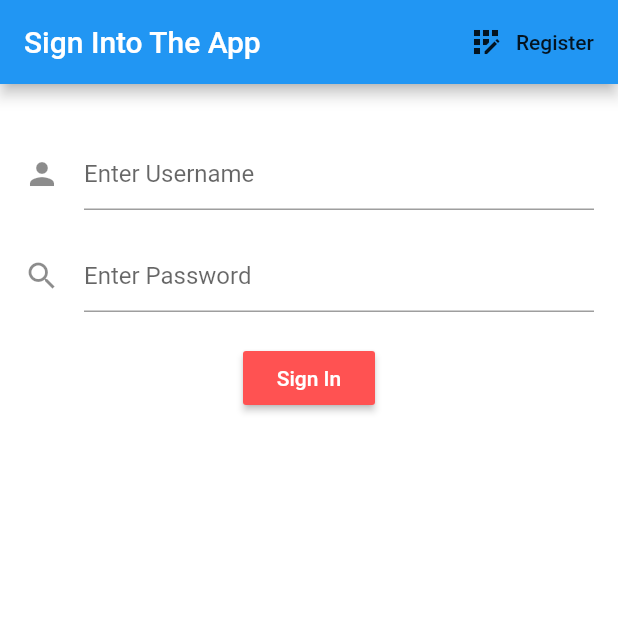
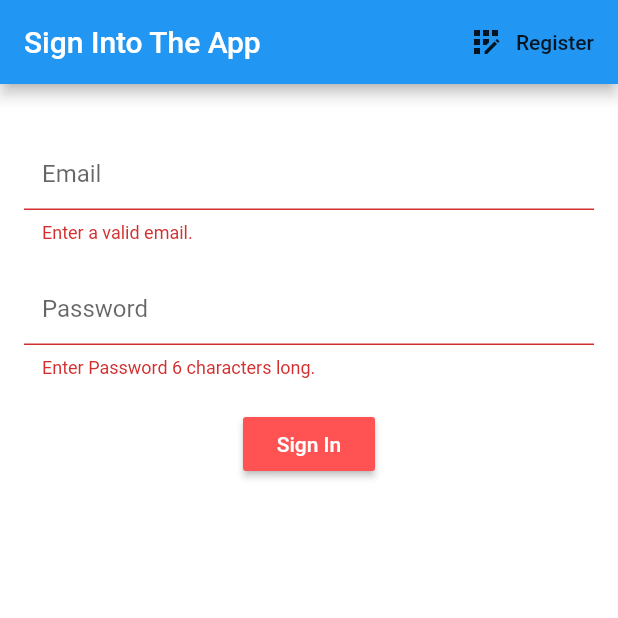
Before and after one commit to matthewlukebyrne/flutterFirebaseAPIProject, a Flutter app: the screen it shows after launch, after a tap on "Sign In", on a phone screen of 412 x 824 dp, the top half of it. Run offline on Flutter 3.47's test engine with Material 2 defaults, Android fonts, the light colour scheme and no system bars; our stand-ins replace cloud_firestore, firebase_auth, firebase_core, flutter_spinkit; accounts and stored records are empty.

Commit message:
firestore collection, register, sign in methods

```diff
--- a/lib/main.dart
+++ b/lib/main.dart
@@ -1,5 +1,5 @@
 import 'package:flutter/material.dart';
-import 'package:flutterfinaldevproject_x17138744/screens/auth-logic/firebase-auth.dart';
+import 'package:flutterfinaldevproject_x17138744/screens/services/firebase-auth.dart';
 import 'package:flutterfinaldevproject_x17138744/screens/models/user.dart';
 import 'package:flutterfinaldevproject_x17138744/screens/wrapper.dart';
 import 'package:firebase_core/firebase_core.dart';
@@ -20,6 +20,7 @@ class MyApp extends StatelessWidget {
       value: AuthService().userStream,
       child: MaterialApp(
         home: Wrapper(),
+        debugShowCheckedModeBanner: false,
       ),
     );
   }
--- a/lib/screens/autharea/auth-toggle.dart
+++ b/lib/screens/autharea/authenticate.dart
@@ -1,5 +1,6 @@
 import 'package:flutter/material.dart';
-import 'package:flutterfinaldevproject_x17138744/screens/autharea/signin-screen.dart';
+import 'package:flutterfinaldevproject_x17138744/screens/autharea/register.dart';
+import 'package:flutterfinaldevproject_x17138744/screens/autharea/signin.dart';
 
 class AuthUser extends StatefulWidget {
   @override
@@ -7,11 +8,22 @@ class AuthUser extends StatefulWidget {
 }
 
 class _AuthUserState extends State<AuthUser> {
+  bool showSignIn = true;
+
+  // pass down this function to toggle
+  void toggleView() {
+    setState(() {
+      showSignIn = !showSignIn; // get the reverse of what it currently is
+    });
+  }
+
   @override
   Widget build(BuildContext context) {
-    return Container(
-      child: SignInUser(),
-    );
+    if (showSignIn) {
+      return SignInUser(toggleView: toggleView);
+    } else {
+      return Register(toggleView: toggleView);
+    }
   }
 }
 
--- a/lib/screens/autharea/signin-screen.dart
+++ /dev/null
@@ -1,87 +0,0 @@
-import 'package:flutter/material.dart';
-import 'package:flutterfinaldevproject_x17138744/screens/auth-logic/firebase-auth.dart';
-
-class SignInUser extends StatefulWidget {
-  @override
-  _SignInUserState createState() => _SignInUserState();
-}
-
-class _SignInUserState extends State<SignInUser> {
-  // get a instance for the sign in from the auth.dart
-  final AuthService _auth = AuthService();
-
-  // text field state to keep track of the values to interact with Firebase
-  String email = '';
-  String password = '';
-
-  @override
-  Widget build(BuildContext context) {
-    return Scaffold(
-      backgroundColor: Colors.white,
-      appBar: AppBar(
-        title: Text('Sign Into The App'),
-        actions: <Widget>[
-          FlatButton.icon(
-            icon: Icon(Icons.app_registration),
-            label: Text('Register'),
-            onPressed: () {},
-          )
-        ],
-      ),
-      body: Container(
-        child: Padding(
-          padding: const EdgeInsets.all(16.0),
-          child: Form(
-            child: Column(
-              children: <Widget>[
-                SizedBox(height: 20.0),
-                TextFormField(
-                  decoration: InputDecoration(
-                      icon: Icon(Icons.person), hintText: 'Enter Username'),
-                  onChanged: (val) {
-                    setState(() {
-                      email = val;
-                    });
-                  },
-                ),
-                SizedBox(height: 20.0),
-                TextFormField(
-                  decoration: InputDecoration(
-                      icon: Icon(Icons.search), hintText: 'Enter Password'),
-                  onChanged: (val) {
-                    setState(() {
-                      password = val;
-                    });
-                  },
-                  obscureText: true, // hide password field
-                ),
-                SizedBox(height: 20.0),
-                RaisedButton(
-                  color: Colors.redAccent,
-                  child: Text(
-                    'Sign In',
-                    style: TextStyle(color: Colors.white),
-                  ),
-                  onPressed: () {
-                    print(email);
-                    print(password);
-                  },
-                )
-              ],
-            ),
-          ),
-        ),
-      ),
-    );
-  }
-}
-
-// ****************Notes*************************
-
-// the onPressed propety here is important. we get a instance of the AuthService Class and then inside onPressed we AWAIT the signInAnon() function that either returns a user or returns us null
-
-// result returns a object (UID, displayName, email) along with other properties from Firebase. This is now updated to our our very own UserDeets class which returns a UID. We can include more in this if we wanted to.
-
-// ****************Notes*************************
-
-// The SignIn Area widget information is here. More deets to be added.
--- /dev/null
+++ b/lib/screens/autharea/signin.dart
@@ -0,0 +1,131 @@
+import 'package:flutter/material.dart';
+import 'package:flutterfinaldevproject_x17138744/screens/services/firebase-auth.dart';
+import 'package:flutterfinaldevproject_x17138744/shared/constants.dart';
+import 'package:flutterfinaldevproject_x17138744/shared/loading.dart';
+
+class SignInUser extends StatefulWidget {
+  // Create a function to accept the toggle functionality
+  // Accept the named parameter to then be used here
+  final Function toggleView;
+  SignInUser({this.toggleView});
+
+  @override
+  _SignInUserState createState() => _SignInUserState();
+}
+
+class _SignInUserState extends State<SignInUser> {
+  // get a instance for the sign in from the auth.dart
+  final AuthService _auth = AuthService();
+
+  // using flutter built in validation features with a form key
+  final _formKey = GlobalKey<FormState>();
+
+  // spinner widget state
+  bool loading = false;
+
+  // text local state to keep track of the values to interact with Firebase
+  String email = '';
+  String password = '';
+  String error = '';
+
+  @override
+  Widget build(BuildContext context) {
+    return loading
+        ? LoadingSpinner() // if true load spinner
+        : Scaffold(
+            // else show the rest
+            backgroundColor: Colors.white,
+            appBar: AppBar(
+              title: Text('Sign Into The App'),
+              actions: <Widget>[
+                FlatButton.icon(
+                  icon: Icon(Icons.app_registration),
+                  label: Text('Register'),
+                  onPressed: () {
+                    widget.toggleView(); // refer to the widget
+                  },
+                )
+              ],
+            ),
+            body: Container(
+              child: Padding(
+                padding: const EdgeInsets.all(16.0),
+                child: Form(
+                  key: _formKey, // associating a global key with our form
+                  // create a form widget for validation
+                  child: Column(
+                    children: <Widget>[
+                      SizedBox(height: 20.0),
+                      TextFormField(
+                        decoration: textInputDecoration.copyWith(
+                            hintText: 'Email'), // constant.dart
+                        validator: (val) =>
+                            val.isEmpty ? 'Enter a valid email.' : null,
+                        onChanged: (val) {
+                          setState(() {
+                            email =
+                                val; // value that represents what is in form field
+                          });
+                        },
+                      ),
+                      SizedBox(height: 20.0),
+                      TextFormField(
+                        decoration: textInputDecoration.copyWith(
+                            hintText: 'Password'), // constant.dart
+                        validator: (val) => val.length < 6
+                            ? 'Enter Password 6 characters long.'
+                            : null,
+                        onChanged: (val) {
+                          setState(() {
+                            password =
+                                val; // value that represents what is in form field
+                          });
+                        },
+                        obscureText: true, // hide password field (handy)
+                      ),
+                      SizedBox(height: 20.0),
+                      RaisedButton(
+                        color: Colors.redAccent,
+                        child: Text(
+                          'Sign In',
+                          style: TextStyle(color: Colors.white),
+                        ),
+                        onPressed: () async {
+                          if (_formKey.currentState.validate()) {
+                            setState(() => loading = true); // widget spinner
+                            dynamic result = await _auth
+                                .loginWithEmailandPassword(email, password);
+                            if (result == null) {
+                              setState(() {
+                                error =
+                                    'Could not Sign In With These Credentials';
+                                loading = false; // widget spinner
+                              });
+                            }
+                          }
+                        },
+                      ),
+                      SizedBox(height: 12.0),
+                      // Error Credentials errors for Firebase
+                      Text(
+                        error,
+                        style: TextStyle(color: Colors.red, fontSize: 14.0),
+                      )
+                    ],
+                  ),
+                ),
+              ),
+            ),
+          );
+  }
+}
+
+// ****************Notes*************************
+
+// the onPressed propety here is important. we get a instance of the AuthService Class and then inside onPressed we AWAIT the signInAnon() function that either returns a user or returns us null
+
+// result returns a object (UID, displayName, email) along with other properties from Firebase. This is now updated to our our very own UserDeets class which returns a UID. We can include more in this if we wanted to.
+
+// ****************Notes*************************
+
+// The SignIn Area widget information is here. More deets to be added.
--- /dev/null
+++ b/lib/screens/mySvgs/my_svg.dart
@@ -0,0 +1,4 @@
+import 'package:flutter/material.dart';
+
+// Collection of background SVG for use in Flutter
+const login_Screen = 'assets/home_screen.svg';
--- a/lib/screens/auth-logic/firebase-auth.dart
+++ b/lib/screens/services/firebase-auth.dart
@@ -9,10 +9,7 @@ class AuthService {
   }
 
   Stream<UserDeets> get userStream {
-    return _auth
-        .authStateChanges()
-        //.map((User user) => _userFromFirebaseUser(user));
-        .map(_userFromFirebaseUser);
+    return _auth.authStateChanges().map(_userFromFirebaseUser);
   }
 
   // sign in user anonmously with Firebase
@@ -27,7 +24,34 @@ class AuthService {
     }
   }
 
-  // sign out user
+  // Register with email and password (with validation)
+  // Using the instance of Firebase auth to send the deets to Firebase
+  Future registerWithEmailandPassword(String email, String password) async {
+    try {
+      UserCredential result = await _auth.createUserWithEmailAndPassword(
+          email: email, password: password);
+      User user = result.user;
+      return _userFromFirebaseUser(user);
+    } catch (e) {
+      print(e.toString());
+      return null;
+    }
+  }
+
+  // Create a method to sign in with Firebase
+  Future loginWithEmailandPassword(String email, String password) async {
+    try {
+      UserCredential result = await _auth.signInWithEmailAndPassword(
+          email: email, password: password);
+      User user = result.user;
+      return _userFromFirebaseUser(user);
+    } catch (e) {
+      print(e.toString());
+      return null;
+    }
+  }
+
+  // sign out user method
   Future signOut() async {
     try {
       return await _auth.signOut();
@@ -42,7 +66,7 @@ class AuthService {
 
 // creates a new instance of the firebase auth
 
-// creates user object based on FirebaseUser with UID model class UserDeets
+// creates user object based on FirebaseUser with UID model class UserDeets inside models/user.dart
 
 // auth change user stream = setting up a stream so that everytime a user signs in and signsout with OUR UID model class UserDeets
 
--- a/lib/screens/wrapper.dart
+++ b/lib/screens/wrapper.dart
@@ -1,6 +1,6 @@
 import 'package:flutter/material.dart';
-import 'package:flutterfinaldevproject_x17138744/screens/autharea/auth-toggle.dart';
-import 'package:flutterfinaldevproject_x17138744/screens/homearea/home-screen.dart';
+import 'package:flutterfinaldevproject_x17138744/screens/autharea/authenticate.dart';
+import 'package:flutterfinaldevproject_x17138744/screens/homearea/home.dart';
 import 'package:flutterfinaldevproject_x17138744/screens/models/user.dart';
 import 'package:provider/provider.dart';
 
@@ -10,9 +10,11 @@ class Wrapper extends StatelessWidget {
     // passing the state of sign in and sign out using the package provider
     // everytime a user logs in they are getting a user object stored in this user value, else it gets null.
 
-    // So simply a condition can then be made to decide this
+    // Accessing the user data from the provider
     final user = Provider.of<UserDeets>(context);
+    print(user);
 
+    // return either Home or Authenticate widget
     if (user == null) {
       return AuthUser();
     } else {
--- /dev/null
+++ b/lib/shared/constants.dart
@@ -0,0 +1,10 @@
+// Anything related to the likes of form fields that we can only change ONCE and not just for the entire fields over and over again.
+
+import 'package:flutter/material.dart';
+
+const textInputDecoration = InputDecoration(
+    hintText: 'Enter Username',
+    fillColor: Colors.white,
+    filled: true,
+    focusedBorder: OutlineInputBorder(
+        borderSide: BorderSide(color: Colors.black, width: 0.2)));
```
Also changed, not shown: lib/screens/autharea/register-screen.dart (deleted, +0 -82 lines), lib/screens/autharea/register.dart (added, +123 -0 lines), lib/screens/homearea/home.dart (renamed from lib/screens/homearea/home-screen.dart, +4 -4 lines), lib/screens/services/database.dart (added, +9 -0 lines), lib/shared/loading.dart (added, +20 -0 lines), pubspec.yaml (+10 -3 lines), assets/swish_logo.png (added), pubspec.lock, svg_Images/Home.svg (added), svg_Images/Login.svg (added), svg_Images/Register.svg (added), svg_Images/Splash Screen.svg (added), 22 other files.
